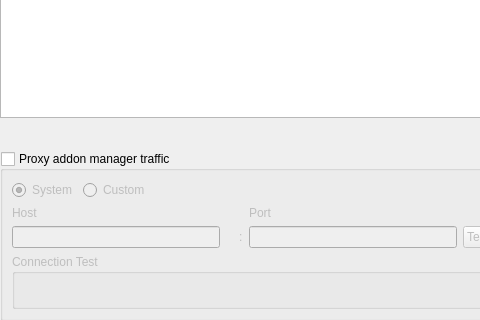
Before: the Qt Designer form AddonManagerOptions.ui in FreeCAD/AddonManager, drawn with Qt 5; both pictures show x 0 to 480 and y 207 to 527 of the 569 by 783 pixel window.
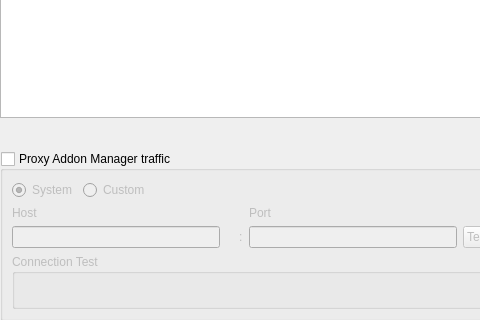
After: the same form once the commit is applied. Custom widgets are drawn as their Qt base class.

Diff of the .ui file:
```diff
--- a/AddonManagerOptions.ui
+++ b/AddonManagerOptions.ui
@@ -139,7 +139,7 @@
       <string>Use a proxy server for access to addon data</string>
      </property>
      <property name="title">
-      <string>Proxy addon manager traffic</string>
+      <string>Proxy Addon Manager traffic</string>
      </property>
      <property name="flat">
       <bool>false</bool>
```
Left out of the diff: 10 changed lines with no effect on the pictures.
